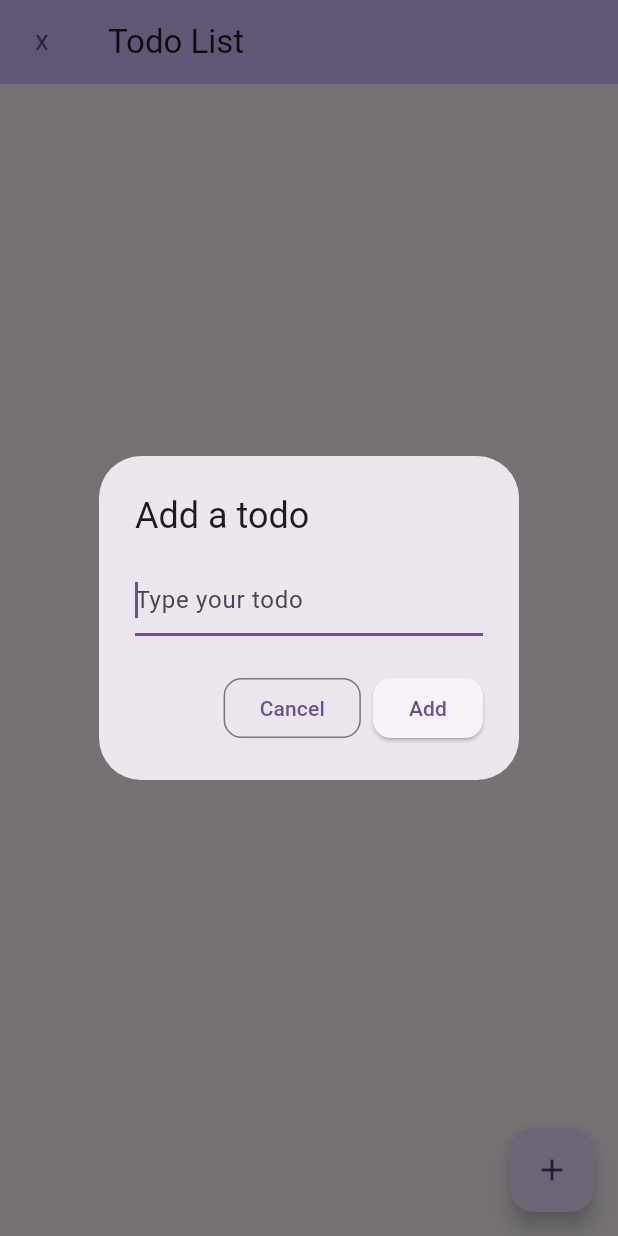
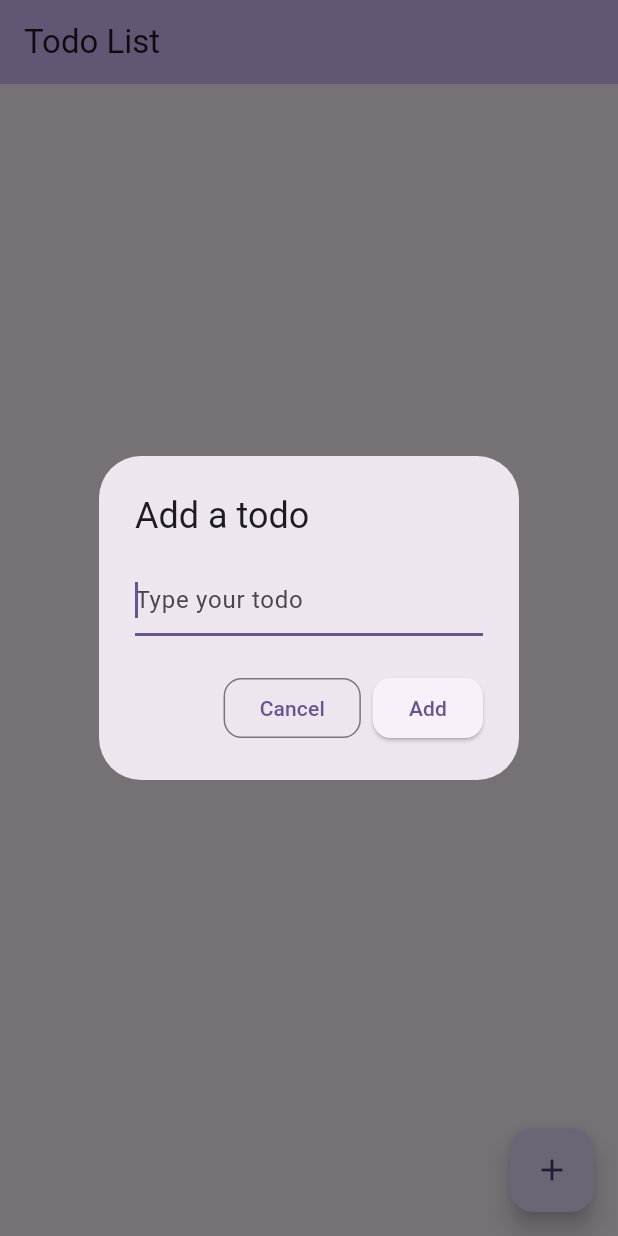
Before and after one commit to AstralTurtle/appdevmidyear, a Flutter app: the screen it shows after launch, after a tap on the "add" icon, on a phone screen of 412 x 824 dp. Run offline on Flutter 3.47's test engine with Material 3 defaults, Android fonts, the phone set to English and light mode, and no system bars; our stand-ins replace firebase_core, google_sign_in, googleapis_auth, sqflite; missing offline and left inert: extension_google_sign_in_as_googleapis_auth, googleapis; accounts and stored records are empty.

Commit message:
deleted test deleteDB button

```diff
--- a/lib/main.dart
+++ b/lib/main.dart
@@ -198,10 +198,6 @@ class _TodoListState extends State<TodoList> {
         // Here we take the value from the MyHomePage object that was created by
         // the App.build method, and use it to set our appbar title.
         title: Text(widget.title),
-        leading: TextButton(
-          child: Text("X"),
-          onPressed: dbHelper.deleteDB,
-        ),
       ),
       body: Center(
         // Center is a layout widget. It takes a single child and positions it
```
